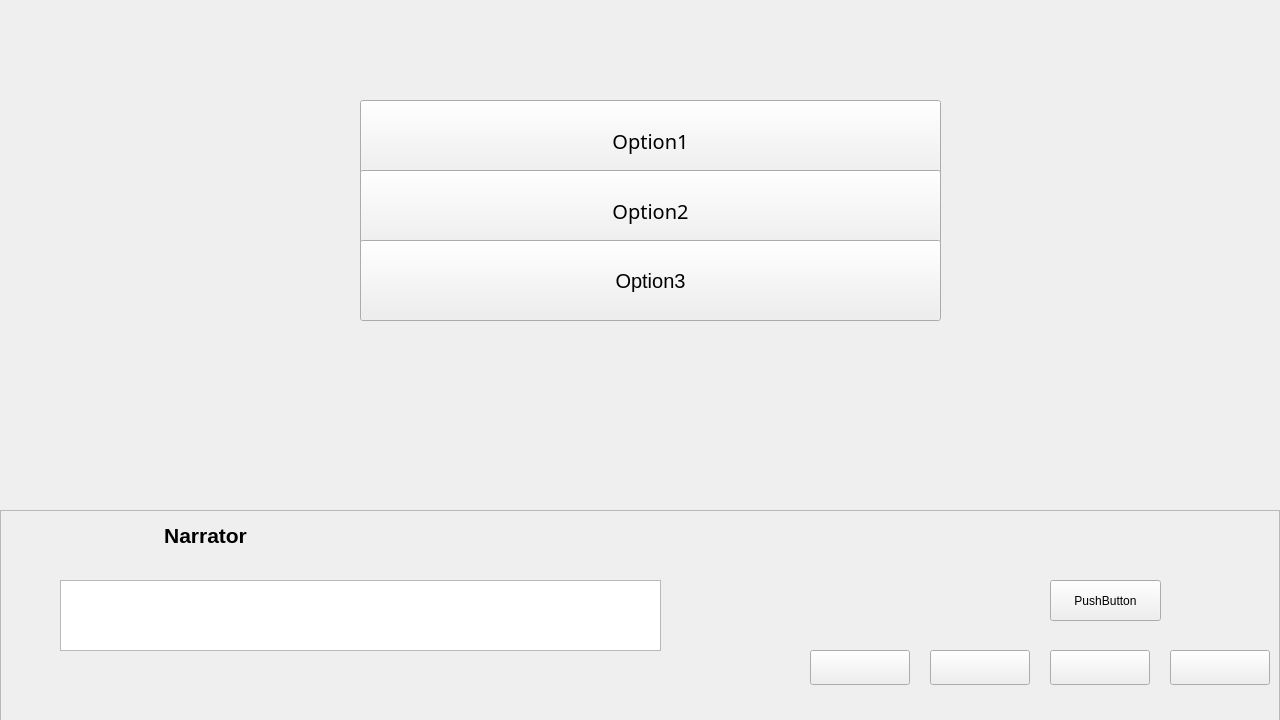
ElectricMs/CampusTales, file Game/UI_resource/choose_model_1.ui: the form before one commit.
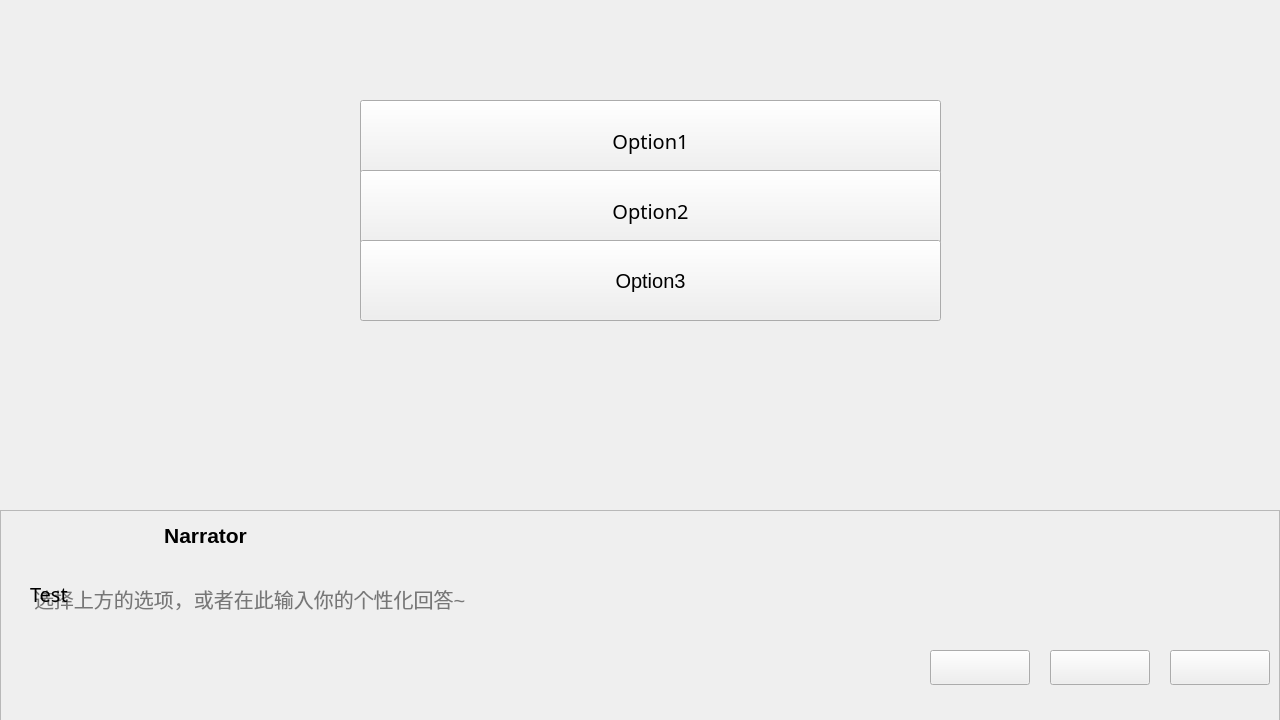
The form after the commit. Icons and pictures are not drawn.

What changed in the file:
```diff
--- a/Game/UI_resource/choose_model_1.ui
+++ b/Game/UI_resource/choose_model_1.ui
@@ -69,9 +69,9 @@
     <widget class="QLabel" name="label_content">
      <property name="geometry">
       <rect>
-       <x>60</x>
+       <x>30</x>
        <y>70</y>
-       <width>681</width>
+       <width>711</width>
        <height>71</height>
       </rect>
      </property>
@@ -92,23 +92,7 @@
       <bool>true</bool>
      </property>
     </widget>
-    <widget class="QPushButton" name="pushButton_4">
-     <property name="geometry">
-      <rect>
-       <x>930</x>
-       <y>140</y>
-       <width>100</width>
-       <height>35</height>
-      </rect>
-     </property>
-     <property name="styleSheet">
-      <string notr="true">border-image: url(:/image2/resource/qload.png);</string>
-     </property>
-     <property name="text">
-      <string/>
-     </property>
-    </widget>
-    <widget class="QPushButton" name="pushButton_5">
+    <widget class="QPushButton" name="pushButton_save">
      <property name="geometry">
       <rect>
        <x>1050</x>
@@ -118,13 +102,16 @@
       </rect>
      </property>
      <property name="styleSheet">
-      <string notr="true">border-image: url(:/image2/resource/title.png);</string>
+      <string notr="true">#pushButton_save{
+	border-image: url(:/image2/resource/save_button2.png);}
+#pushButton_save:hover{
+	border-image: url(:/image2/resource/save_hover.png);}</string>
      </property>
      <property name="text">
       <string/>
      </property>
     </widget>
-    <widget class="QPushButton" name="pushButton_6">
+    <widget class="QPushButton" name="pushButton_exit">
      <property name="geometry">
       <rect>
        <x>1170</x>
@@ -134,23 +121,10 @@
       </rect>
      </property>
      <property name="styleSheet">
-      <string notr="true">border-image: url(:/image2/resource/screen.png);</string>
-     </property>
-     <property name="text">
-      <string/>
-     </property>
-    </widget>
-    <widget class="QPushButton" name="pushButton_7">
-     <property name="geometry">
-      <rect>
-       <x>810</x>
-       <y>140</y>
-       <width>100</width>
-       <height>35</height>
-      </rect>
-     </property>
-     <property name="styleSheet">
-      <string notr="true">border-image: url(:/image2/resource/qsave.png);</string>
+      <string notr="true">#pushButton_exit{
+	border-image: url(:/image2/resource/exit_button2.png);}
+#pushButton_exit:hover{
+border-image: url(:/image2/resource/exit_hover.png);}</string>
      </property>
      <property name="text">
       <string/>
@@ -159,25 +133,47 @@
     <widget class="QPushButton" name="pushButton_next">
      <property name="geometry">
       <rect>
-       <x>1050</x>
-       <y>70</y>
-       <width>111</width>
-       <height>41</height>
+       <x>930</x>
+       <y>140</y>
+       <width>100</width>
+       <height>35</height>
       </rect>
      </property>
+     <property name="styleSheet">
+      <string notr="true">#pushButton_next{
+border-image: url(:/image2/resource/next_button.png);
+}
+#pushButton_next:hover{
+	border-image: url(:/image2/resource/next_button2.png);
+}</string>
+     </property>
      <property name="text">
-      <string>PushButton</string>
+      <string/>
      </property>
     </widget>
     <widget class="QPlainTextEdit" name="plainTextEdit_input">
      <property name="geometry">
       <rect>
-       <x>60</x>
+       <x>30</x>
        <y>70</y>
-       <width>601</width>
+       <width>711</width>
        <height>71</height>
       </rect>
      </property>
+     <property name="font">
+      <font>
+       <pointsize>15</pointsize>
+      </font>
+     </property>
+     <property name="styleSheet">
+      <string notr="true">#plainTextEdit_input{
+background-color:transparent;
+border:None;
+}</string>
+     </property>
+     <property name="placeholderText">
+      <string>选择上方的选项，或者在此输入你的个性化回答~</string>
+     </property>
     </widget>
    </widget>
    <widget class="QPushButton" name="pushButton_option1">
```
